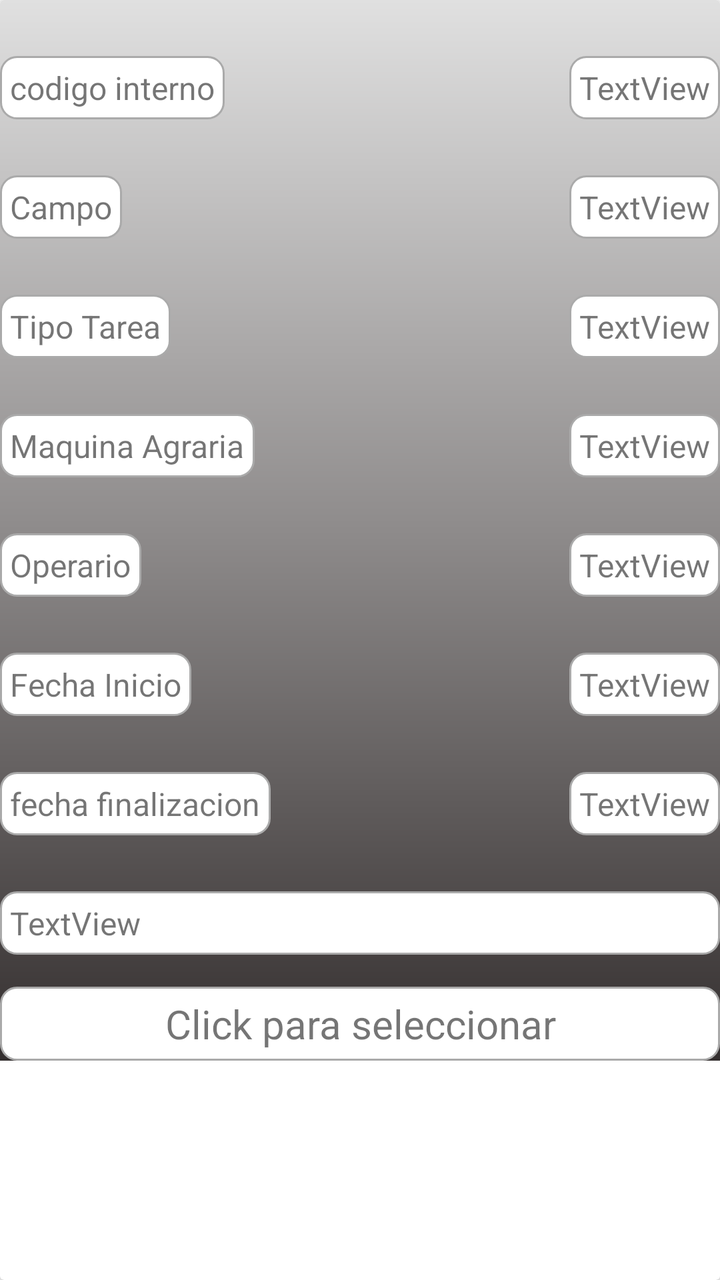
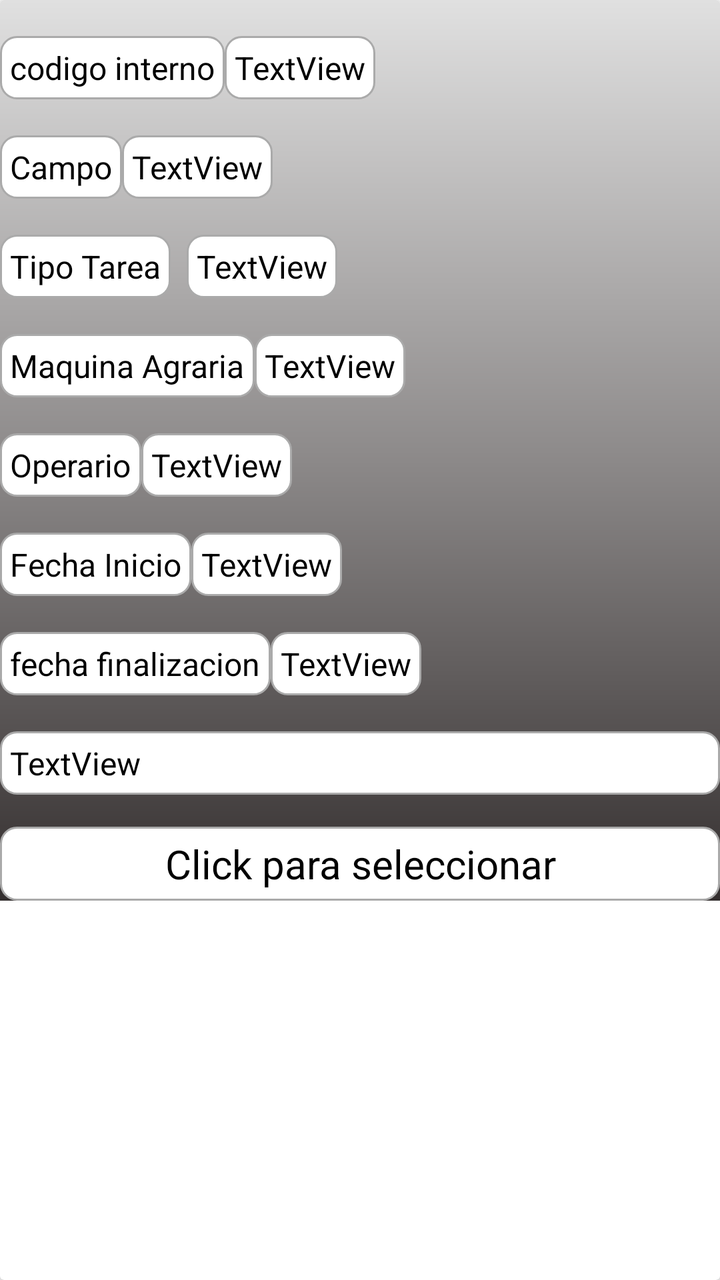

An Android layout rendered at two revisions. The XML below is the earlier revision; the diff shows what the commit changed to produce the second picture.
<!-- AndroidManifest.xml: application theme Theme.AgroTiliApp -->
<!-- res/layout/item_tarea.xml -->
<?xml version="1.0" encoding="utf-8"?>
<androidx.cardview.widget.CardView xmlns:android="http://schemas.android.com/apk/res/android"
    xmlns:app="http://schemas.android.com/apk/res-auto"
    xmlns:tools="http://schemas.android.com/tools"
    android:id="@+id/cardTarea"
    android:layout_width="match_parent"
    android:layout_height="wrap_content">

    <androidx.constraintlayout.widget.ConstraintLayout
        android:layout_width="match_parent"
        android:layout_height="wrap_content"
        android:background="@drawable/fondo"
        app:cardBackgroundColor="#88121449 "
        app:cardCornerRadius="15dp"
        app:cardElevation="10dp"
        app:contentPadding="10dp">

        <TextView
            android:id="@+id/textView11"
            android:layout_width="wrap_content"
            android:layout_height="wrap_content"
            android:text="@string/codigo_interno"
            android:layout_marginTop="28dp"
            android:textSize="16sp"
            android:background="@drawable/editext_borde"
            android:padding="5dp"
            app:layout_constraintStart_toStartOf="parent"
            app:layout_constraintTop_toTopOf="parent" />

        <TextView
            android:id="@+id/tvIdTareaItemTarea"
            android:layout_width="wrap_content"
            android:layout_height="wrap_content"
            android:text="TextView"
            android:layout_marginTop="28dp"
            android:textSize="16sp"
            android:background="@drawable/editext_borde"
            android:padding="5dp"
            app:layout_constraintEnd_toEndOf="parent"
            app:layout_constraintTop_toTopOf="parent" />

        <TextView
            android:id="@+id/textView15"
            android:layout_width="wrap_content"
            android:layout_height="wrap_content"
            android:text="Campo"
            android:layout_marginTop="28dp"
            android:textSize="16sp"
            android:background="@drawable/editext_borde"
            android:padding="5dp"
            app:layout_constraintStart_toStartOf="parent"
            app:layout_constraintTop_toBottomOf="@+id/textView11" />

        <TextView
            android:id="@+id/tvNombreCampoItemTarea"
            android:layout_width="wrap_content"
            android:layout_height="wrap_content"
            android:text="TextView"
            android:layout_marginTop="28dp"
            android:textSize="16sp"
            android:background="@drawable/editext_borde"
            android:padding="5dp"
            app:layout_constraintEnd_toEndOf="parent"
            app:layout_constraintTop_toBottomOf="@+id/tvIdTareaItemTarea" />

        <TextView
            android:id="@+id/textView19"
            android:layout_width="wrap_content"
            android:layout_height="wrap_content"
            android:text="Tipo Tarea"
            android:layout_marginTop="28dp"
            android:textSize="16sp"
            android:background="@drawable/editext_borde"
            android:padding="5dp"
            app:layout_constraintStart_toStartOf="parent"
            app:layout_constraintTop_toBottomOf="@+id/textView15" />

        <TextView
            android:id="@+id/tvTipoTareaItemTarea"
            android:layout_width="wrap_content"
            android:layout_height="wrap_content"
            android:text="TextView"
            android:layout_marginTop="28dp"
            android:textSize="16sp"
            android:background="@drawable/editext_borde"
            android:padding="5dp"
            app:layout_constraintEnd_toEndOf="parent"
            app:layout_constraintTop_toBottomOf="@+id/tvNombreCampoItemTarea" />

        <TextView
            android:id="@+id/textView21"
            android:layout_width="wrap_content"
            android:layout_height="wrap_content"
            android:text="Maquina Agraria"
            android:layout_marginTop="28dp"
            android:textSize="16sp"
            android:background="@drawable/editext_borde"
            android:padding="5dp"
            app:layout_constraintStart_toStartOf="parent"
            app:layout_constraintTop_toBottomOf="@+id/textView19" />

        <TextView
            android:id="@+id/tvMaquinaAgrariaItemTarea"
            android:layout_width="wrap_content"
            android:layout_height="wrap_content"
            android:text="TextView"
            android:layout_marginTop="28dp"
            android:textSize="16sp"
            android:background="@drawable/editext_borde"
            android:padding="5dp"
            app:layout_constraintEnd_toEndOf="parent"
            app:layout_constraintTop_toBottomOf="@+id/tvTipoTareaItemTarea" />

        <TextView
            android:id="@+id/textView23"
            android:layout_width="wrap_content"
            android:layout_height="wrap_content"
            android:text="Operario"
            android:layout_marginTop="28dp"
            android:textSize="16sp"
            android:background="@drawable/editext_borde"
            android:padding="5dp"
            app:layout_constraintStart_toStartOf="parent"
            app:layout_constraintTop_toBottomOf="@+id/textView21" />

        <TextView
            android:id="@+id/tvOperarioItemTarea"
            android:layout_width="wrap_content"
            android:layout_height="wrap_content"
            android:text="TextView"
            android:layout_marginTop="28dp"
            android:textSize="16sp"
            android:background="@drawable/editext_borde"
            android:padding="5dp"
            app:layout_constraintEnd_toEndOf="parent"
            app:layout_constraintTop_toBottomOf="@+id/tvMaquinaAgrariaItemTarea" />

        <TextView
            android:id="@+id/textView25"
            android:layout_width="wrap_content"
            android:layout_height="wrap_content"
            android:text="Fecha Inicio"
            android:layout_marginTop="28dp"
            android:textSize="16sp"
            android:background="@drawable/editext_borde"
            android:padding="5dp"
            app:layout_constraintStart_toStartOf="parent"
            app:layout_constraintTop_toBottomOf="@+id/textView23" />

        <TextView
            android:id="@+id/tvFechaInicioItemTarea"
            android:layout_width="wrap_content"
            android:layout_height="wrap_content"
            android:text="TextView"
            android:layout_marginTop="28dp"
            android:textSize="16sp"
            android:background="@drawable/editext_borde"
            android:padding="5dp"
            app:layout_constraintEnd_toEndOf="parent"
            app:layout_constraintTop_toBottomOf="@+id/tvOperarioItemTarea" />

        <TextView
            android:id="@+id/textView27"
            android:layout_width="wrap_content"
            android:layout_height="wrap_content"
            android:text="fecha finalizacion"
            android:layout_marginTop="28dp"
            android:textSize="16sp"
            android:background="@drawable/editext_borde"
            android:padding="5dp"
            app:layout_constraintStart_toStartOf="parent"
            app:layout_constraintTop_toBottomOf="@+id/textView25" />

        <TextView
            android:id="@+id/tvFechaFinItemTarea"
            android:layout_width="wrap_content"
            android:layout_height="wrap_content"
            android:text="TextView"
            android:layout_marginTop="28dp"
            android:textSize="16sp"
            android:background="@drawable/editext_borde"
            android:padding="5dp"
            app:layout_constraintEnd_toEndOf="parent"
            app:layout_constraintTop_toBottomOf="@+id/tvFechaInicioItemTarea" />

        <TextView
            android:id="@+id/tvObservacionItemTarea"
            android:layout_width="match_parent"
            android:layout_height="wrap_content"
            android:text="TextView"
            android:layout_marginTop="28dp"
            android:textSize="16sp"
            android:background="@drawable/editext_borde"
            android:padding="5dp"
            app:layout_constraintEnd_toEndOf="parent"
            app:layout_constraintStart_toStartOf="parent"
            app:layout_constraintTop_toBottomOf="@+id/textView27" />
        <TextView
            android:id="@+id/textView18"
            android:layout_width="match_parent"
            android:layout_height="wrap_content"
            android:layout_marginTop="16dp"
            android:text="Click para seleccionar"
            android:textAlignment="center"
            android:textSize="20sp"
            android:background="@drawable/editext_borde"
            android:padding="5dp"
            app:layout_constraintEnd_toEndOf="parent"
            app:layout_constraintStart_toStartOf="parent"
            app:layout_constraintTop_toBottomOf="@+id/tvObservacionItemTarea" />
    </androidx.constraintlayout.widget.ConstraintLayout>
</androidx.cardview.widget.CardView>
<!-- resources referenced by this layout -->
<resources>
  <!-- drawable editext_borde (drawable) -->
  <?xml version="1.0" encoding="utf-8"?>
  <shape xmlns:android="http://schemas.android.com/apk/res/android"
      android:shape="rectangle">
  
      <solid android:color="@android:color/white" />
      <stroke
          android:width="1dp"
          android:color="@android:color/darker_gray" />
      <corners android:radius="8dp" />
  
  </shape>
  <!-- drawable fondo (drawable) -->
  <?xml version="1.0" encoding="utf-8"?>
  <shape xmlns:android="http://schemas.android.com/apk/res/android"
      android:shape="rectangle">
  
      <gradient
          android:type="linear"
          android:angle="270"
          android:startColor="#E0E0E0"
          android:centerColor="#8E8B8B"
          android:endColor="#332E2E"
          android:dither="true" />
  </shape>
  <string name="codigo_interno">codigo interno</string>
  <style name="Theme.AgroTiliApp" parent="Theme.MaterialComponents.DayNight.DarkActionBar">
          
          <item name="colorPrimary">@color/purple_500</item>
          <item name="colorPrimaryVariant">@color/purple_700</item>
          <item name="colorOnPrimary">@color/white</item>
          
          <item name="colorSecondary">@color/teal_200</item>
          <item name="colorSecondaryVariant">@color/teal_700</item>
          <item name="colorOnSecondary">@color/black</item>
          
          <item name="android:statusBarColor">?attr/colorPrimaryVariant</item>
          
      </style>
  <color name="purple_500">#FF6200EE</color>
  <color name="purple_700">#FF3700B3</color>
  <color name="white">#FFFFFFFF</color>
  <color name="teal_200">#FF03DAC5</color>
  <color name="teal_700">#FF018786</color>
  <color name="black">#FF000000</color>
</resources>

<!-- the commit's change to res/layout/item_tarea.xml (unified diff, before → after) -->
@@ -19,11 +19,12 @@
             android:id="@+id/textView11"
             android:layout_width="wrap_content"
             android:layout_height="wrap_content"
+            android:layout_marginTop="18dp"
+            android:background="@drawable/editext_borde"
+            android:padding="5dp"
             android:text="@string/codigo_interno"
-            android:layout_marginTop="28dp"
-            android:textSize="16sp"
-            android:background="@drawable/editext_borde"
-            android:padding="5dp"
+            android:textColor="@color/black"
+            android:textSize="16sp"
             app:layout_constraintStart_toStartOf="parent"
             app:layout_constraintTop_toTopOf="parent" />
 
@@ -31,12 +32,13 @@
             android:id="@+id/tvIdTareaItemTarea"
             android:layout_width="wrap_content"
             android:layout_height="wrap_content"
-            android:text="TextView"
-            android:layout_marginTop="28dp"
-            android:textSize="16sp"
-            android:background="@drawable/editext_borde"
-            android:padding="5dp"
-            app:layout_constraintEnd_toEndOf="parent"
+            android:layout_marginTop="18dp"
+            android:background="@drawable/editext_borde"
+            android:padding="5dp"
+            android:text="TextView"
+            android:textColor="@color/black"
+            android:textSize="16sp"
+            app:layout_constraintStart_toEndOf="@+id/textView11"
             app:layout_constraintTop_toTopOf="parent" />
 
         <TextView
@@ -44,7 +46,8 @@
             android:layout_width="wrap_content"
             android:layout_height="wrap_content"
             android:text="Campo"
-            android:layout_marginTop="28dp"
+            android:textColor="@color/black"
+            android:layout_marginTop="18dp"
             android:textSize="16sp"
             android:background="@drawable/editext_borde"
             android:padding="5dp"
@@ -55,12 +58,13 @@
             android:id="@+id/tvNombreCampoItemTarea"
             android:layout_width="wrap_content"
             android:layout_height="wrap_content"
-            android:text="TextView"
-            android:layout_marginTop="28dp"
-            android:textSize="16sp"
-            android:background="@drawable/editext_borde"
-            android:padding="5dp"
-            app:layout_constraintEnd_toEndOf="parent"
+            android:layout_marginTop="18dp"
+            android:background="@drawable/editext_borde"
+            android:padding="5dp"
+            android:text="TextView"
+            android:textColor="@color/black"
+            android:textSize="16sp"
+            app:layout_constraintStart_toEndOf="@+id/textView15"
             app:layout_constraintTop_toBottomOf="@+id/tvIdTareaItemTarea" />
 
         <TextView
@@ -68,8 +72,9 @@
             android:layout_width="wrap_content"
             android:layout_height="wrap_content"
             android:text="Tipo Tarea"
-            android:layout_marginTop="28dp"
-            android:textSize="16sp"
+            android:layout_marginTop="18dp"
+            android:textSize="16sp"
+            android:textColor="@color/black"
             android:background="@drawable/editext_borde"
             android:padding="5dp"
             app:layout_constraintStart_toStartOf="parent"
@@ -79,12 +84,14 @@
             android:id="@+id/tvTipoTareaItemTarea"
             android:layout_width="wrap_content"
             android:layout_height="wrap_content"
-            android:text="TextView"
-            android:layout_marginTop="28dp"
-            android:textSize="16sp"
-            android:background="@drawable/editext_borde"
-            android:padding="5dp"
-            app:layout_constraintEnd_toEndOf="parent"
+            android:layout_marginStart="8dp"
+            android:layout_marginTop="18dp"
+            android:background="@drawable/editext_borde"
+            android:padding="5dp"
+            android:text="TextView"
+            android:textColor="@color/black"
+            android:textSize="16sp"
+            app:layout_constraintStart_toEndOf="@+id/textView19"
             app:layout_constraintTop_toBottomOf="@+id/tvNombreCampoItemTarea" />
 
         <TextView
@@ -92,7 +99,8 @@
             android:layout_width="wrap_content"
             android:layout_height="wrap_content"
             android:text="Maquina Agraria"
-            android:layout_marginTop="28dp"
+            android:textColor="@color/black"
+            android:layout_marginTop="18dp"
             android:textSize="16sp"
             android:background="@drawable/editext_borde"
             android:padding="5dp"
@@ -103,12 +111,13 @@
             android:id="@+id/tvMaquinaAgrariaItemTarea"
             android:layout_width="wrap_content"
             android:layout_height="wrap_content"
-            android:text="TextView"
-            android:layout_marginTop="28dp"
-            android:textSize="16sp"
-            android:background="@drawable/editext_borde"
-            android:padding="5dp"
-            app:layout_constraintEnd_toEndOf="parent"
+            android:layout_marginTop="18dp"
+            android:background="@drawable/editext_borde"
+            android:padding="5dp"
+            android:text="TextView"
+            android:textColor="@color/black"
+            android:textSize="16sp"
+            app:layout_constraintStart_toEndOf="@+id/textView21"
             app:layout_constraintTop_toBottomOf="@+id/tvTipoTareaItemTarea" />
 
         <TextView
@@ -116,7 +125,8 @@
             android:layout_width="wrap_content"
             android:layout_height="wrap_content"
             android:text="Operario"
-            android:layout_marginTop="28dp"
+            android:textColor="@color/black"
+            android:layout_marginTop="18dp"
             android:textSize="16sp"
             android:background="@drawable/editext_borde"
             android:padding="5dp"
@@ -127,12 +137,13 @@
             android:id="@+id/tvOperarioItemTarea"
             android:layout_width="wrap_content"
             android:layout_height="wrap_content"
-            android:text="TextView"
-            android:layout_marginTop="28dp"
-            android:textSize="16sp"
-            android:background="@drawable/editext_borde"
-            android:padding="5dp"
-            app:layout_constraintEnd_toEndOf="parent"
+            android:layout_marginTop="18dp"
+            android:background="@drawable/editext_borde"
+            android:padding="5dp"
+            android:text="TextView"
+            android:textColor="@color/black"
+            android:textSize="16sp"
+            app:layout_constraintStart_toEndOf="@+id/textView23"
             app:layout_constraintTop_toBottomOf="@+id/tvMaquinaAgrariaItemTarea" />
 
         <TextView
@@ -140,7 +151,8 @@
             android:layout_width="wrap_content"
             android:layout_height="wrap_content"
             android:text="Fecha Inicio"
-            android:layout_marginTop="28dp"
+            android:textColor="@color/black"
+            android:layout_marginTop="18dp"
             android:textSize="16sp"
             android:background="@drawable/editext_borde"
             android:padding="5dp"
@@ -151,12 +163,13 @@
             android:id="@+id/tvFechaInicioItemTarea"
             android:layout_width="wrap_content"
             android:layout_height="wrap_content"
-            android:text="TextView"
-            android:layout_marginTop="28dp"
-            android:textSize="16sp"
-            android:background="@drawable/editext_borde"
-            android:padding="5dp"
-            app:layout_constraintEnd_toEndOf="parent"
+            android:layout_marginTop="18dp"
+            android:background="@drawable/editext_borde"
+            android:padding="5dp"
+            android:text="TextView"
+            android:textColor="@color/black"
+            android:textSize="16sp"
+            app:layout_constraintStart_toEndOf="@+id/textView25"
             app:layout_constraintTop_toBottomOf="@+id/tvOperarioItemTarea" />
 
         <TextView
@@ -164,7 +177,8 @@
             android:layout_width="wrap_content"
             android:layout_height="wrap_content"
             android:text="fecha finalizacion"
-            android:layout_marginTop="28dp"
+            android:textColor="@color/black"
+            android:layout_marginTop="18dp"
             android:textSize="16sp"
             android:background="@drawable/editext_borde"
             android:padding="5dp"
@@ -175,12 +189,13 @@
             android:id="@+id/tvFechaFinItemTarea"
             android:layout_width="wrap_content"
             android:layout_height="wrap_content"
-            android:text="TextView"
-            android:layout_marginTop="28dp"
-            android:textSize="16sp"
-            android:background="@drawable/editext_borde"
-            android:padding="5dp"
-            app:layout_constraintEnd_toEndOf="parent"
+            android:layout_marginTop="18dp"
+            android:background="@drawable/editext_borde"
+            android:padding="5dp"
+            android:text="TextView"
+            android:textColor="@color/black"
+            android:textSize="16sp"
+            app:layout_constraintStart_toEndOf="@+id/textView27"
             app:layout_constraintTop_toBottomOf="@+id/tvFechaInicioItemTarea" />
 
         <TextView
@@ -188,7 +203,8 @@
             android:layout_width="match_parent"
             android:layout_height="wrap_content"
             android:text="TextView"
-            android:layout_marginTop="28dp"
+            android:textColor="@color/black"
+            android:layout_marginTop="18dp"
             android:textSize="16sp"
             android:background="@drawable/editext_borde"
             android:padding="5dp"
@@ -201,6 +217,7 @@
             android:layout_height="wrap_content"
             android:layout_marginTop="16dp"
             android:text="Click para seleccionar"
+            android:textColor="@color/black"
             android:textAlignment="center"
             android:textSize="20sp"
             android:background="@drawable/editext_borde"
